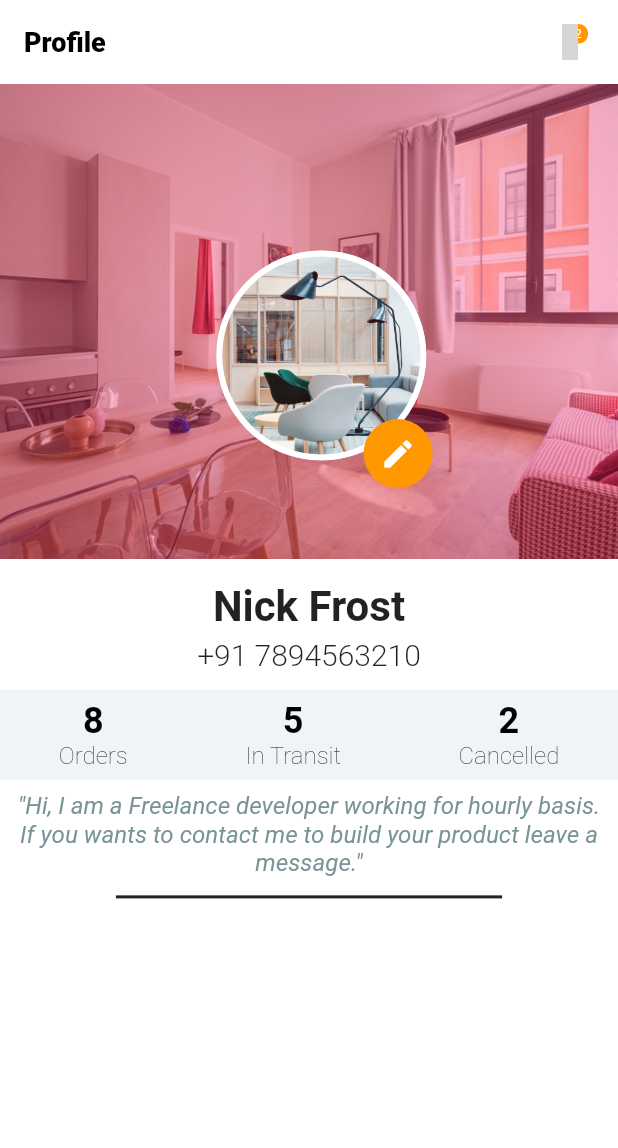
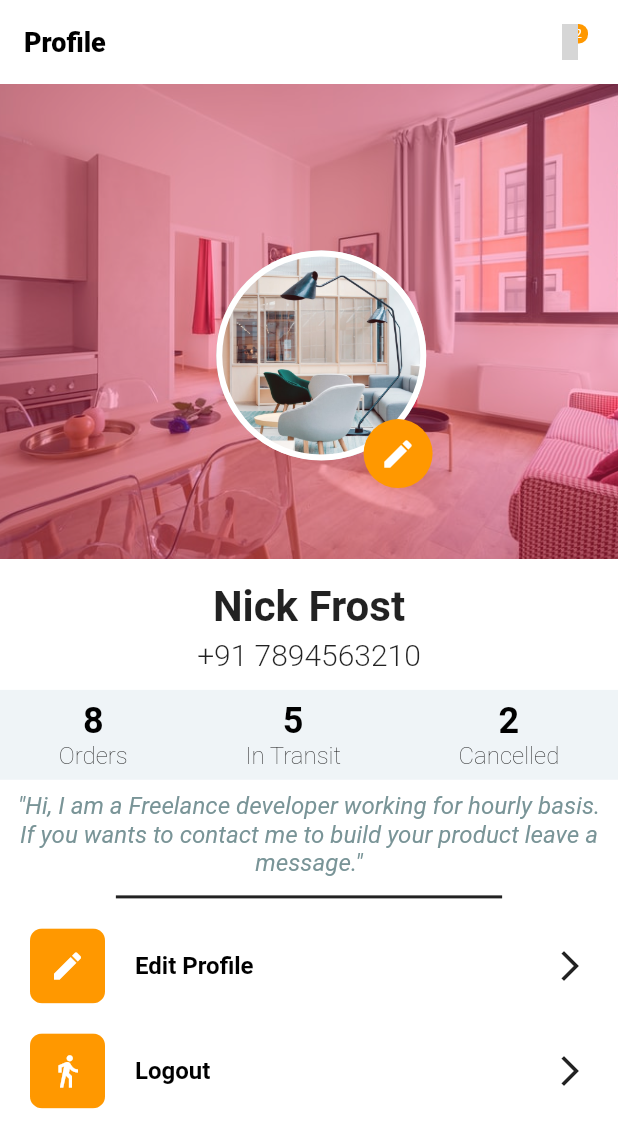
Before and after one commit to dexterTalha/shoppy_app, a Flutter app: the ProfileScreen screen opened directly, on a phone screen of 412 x 824 dp. Shown: the top 1148 px of the screen. Run offline on Flutter 3.47's test engine with Material 2 defaults, Android fonts, the phone set to English and light mode, and no system bars; our stand-ins replace flutter_icons, fluttertoast, like_button, rxdart, shared_preferences; missing offline and left inert: pin_entry_text_field; accounts and stored records are empty; Roboto replaces fonts that are missing (SFUIDisplay); project files that could hold a hidden picture were left out; grey boxes are pictures that could not be loaded.

Commit message:
profile options added

```diff
--- a/lib/screens/profile.dart
+++ b/lib/screens/profile.dart
@@ -1,3 +1,4 @@
+import 'package:shoppy_app/animation/delayed_animation.dart';
 import 'package:flutter/material.dart';
 import 'package:flutter_icons/feather.dart';
 import 'package:shoppy_app/animation/scale_delay_animation.dart';
@@ -188,9 +189,7 @@ class _ProfileScreenState extends State<ProfileScreen> {
         backgroundColor: Colors.transparent,
         title: Text(
           "Profile",
-          style: TextStyle(
-            fontFamily: 'SFUIDisplay'
-          ),
+          style: TextStyle(fontFamily: 'SFUIDisplay'),
         ),
         actions: <Widget>[
           Center(
@@ -233,10 +232,62 @@ class _ProfileScreenState extends State<ProfileScreen> {
               _buildStatContainer(),
               _buildBio(context),
               _buildSeparator(screenSize),
+              _buildOptions(context, "Edit Profile", Icons.mode_edit),
+              _buildOptions(context, "Logout", Icons.directions_walk)
             ],
           ),
         ],
       ),
     );
   }
+
+  _buildOptions(BuildContext context, String title, IconData icon){
+    return DelayedAnimation(
+      delay: 500,
+      child: Padding(
+        padding: const EdgeInsets.only(top: 20, right: 20, left: 20),
+        child: Column(
+          children: <Widget>[
+            Row(
+              mainAxisAlignment: MainAxisAlignment.spaceBetween,
+              children: <Widget>[
+                Row(
+                  children: <Widget>[
+                    ClipRRect(
+                      borderRadius: BorderRadius.circular(8),
+                      child: Container(
+                        height: 50,
+                        width: 50,
+                        decoration: BoxDecoration(
+                          color: Theme.of(context).accentColor,
+                        ),
+                        child: Icon(
+                          icon,
+                          color: Colors.white,
+                        ),
+                      ),
+                    ),
+                    SizedBox(
+                      width: 20,
+                    ),
+                    Text(
+                     title,
+                      style: TextStyle(
+                          fontWeight: FontWeight.bold,
+                          fontSize: 16,
+                          fontFamily: 'SFUIDisplay'),
+                    ),
+                  ],
+                ),
+                Icon(
+                  Icons.arrow_forward_ios,
+                  color: Theme.of(context).textTheme.title.color,
+                ),
+              ],
+            )
+          ],
+        ),
+      ),
+    );
+  }
 }
```
